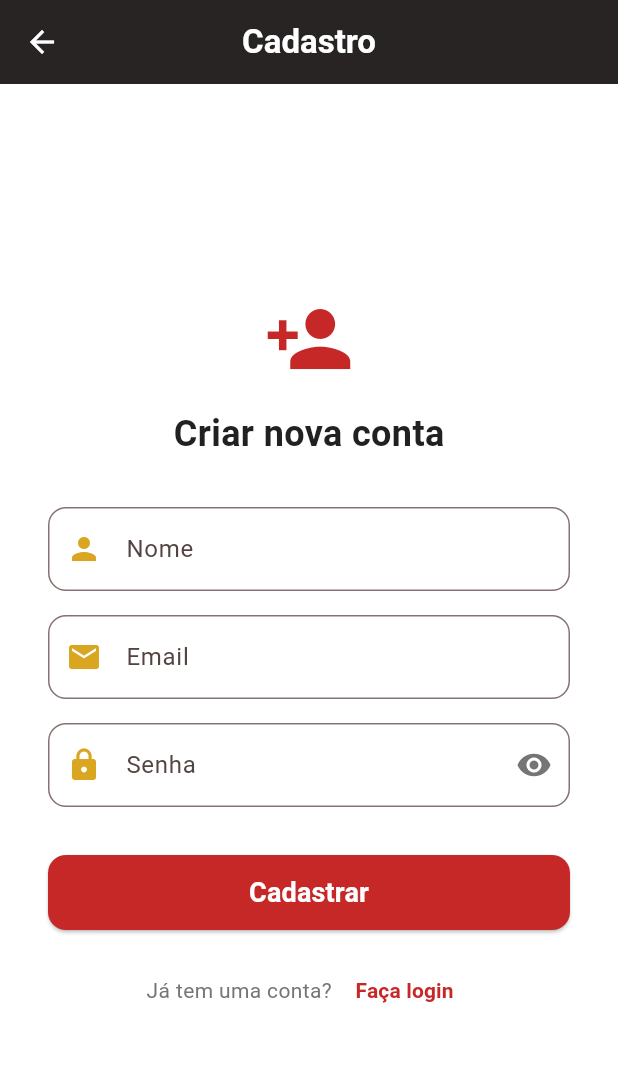
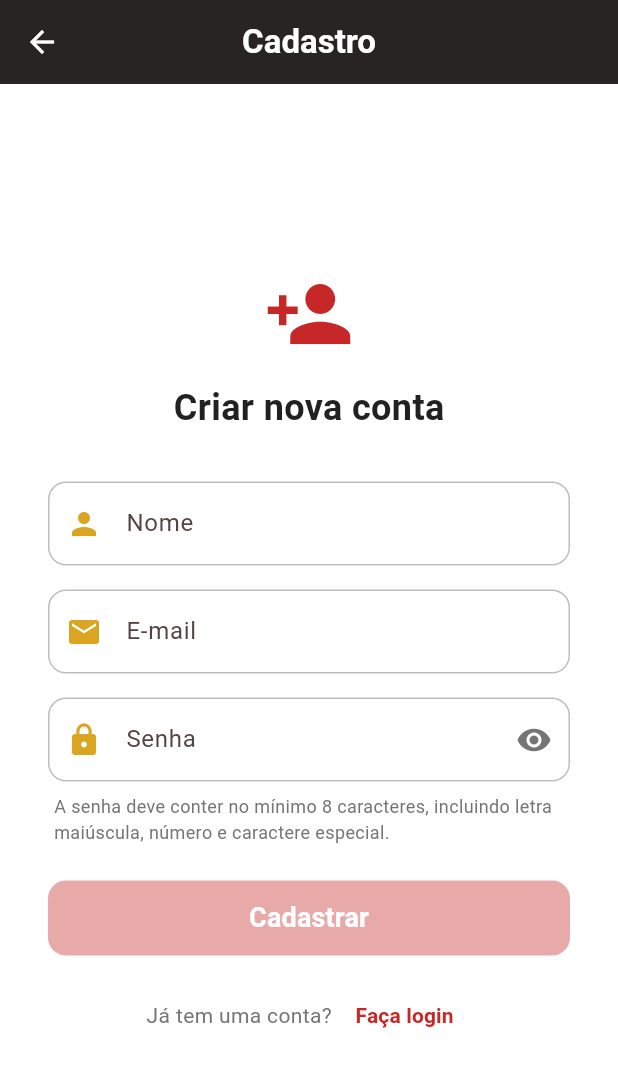
Before and after one commit to LucasGabrielSousaDaSilva/unireceitas, a Flutter app: the CadastroUsuarioScreen screen opened by its route, on a phone screen of 412 x 824 dp. Shown: the top 1067 px of the screen. Run offline on Flutter 3.47's test engine with Material 3 defaults, Android fonts, the phone set to English and light mode, and no system bars; our stand-ins replace connectivity_plus, google_generative_ai, image_picker, sqflite, sqflite_common_ffi, sqflite_common_ffi_web and 1 more; missing offline and left inert: googleapis; accounts and stored records are empty.

Commit message:
validações no cadastro de novo usuário

```diff
--- a/lib/screens/cadastro_usuario_screen.dart
+++ b/lib/screens/cadastro_usuario_screen.dart
@@ -17,6 +17,19 @@ class _CadastroUsuarioScreenState extends State<CadastroUsuarioScreen> {
   final _emailController = TextEditingController();
   final _senhaController = TextEditingController();
   bool _senhaVisivel = false;
+  bool _carregando = false;
+
+  String? _erroNome;
+  String? _erroEmail;
+  String? _erroSenha;
+
+  @override
+  void initState() {
+    super.initState();
+    _nomeController.addListener(_validarNomeTempoReal);
+    _emailController.addListener(_validarEmailTempoReal);
+    _senhaController.addListener(_validarSenhaTempoReal);
+  }
 
   @override
   void dispose() {
@@ -26,8 +39,79 @@ class _CadastroUsuarioScreenState extends State<CadastroUsuarioScreen> {
     super.dispose();
   }
 
+  String? _validarNome(String? valor) {
+    final v = (valor ?? '').trim();
+    if (v.isEmpty) {
+      return 'Informe o nome.';
+    }
+    if (v.length < 3) {
+      return 'O nome deve possuir pelo menos 3 caracteres.';
+    }
+    final apenasLetras = RegExp(r"^[A-Za-zÀ-ÿ\s'-]+$");
+    if (!apenasLetras.hasMatch(v)) {
+      return 'O nome deve conter apenas letras.';
+    }
+    return null;
+  }
+
+  String? _validarEmail(String? valor) {
+    final v = (valor ?? '').trim();
+    if (v.isEmpty) {
+      return 'Informe um e-mail válido.';
+    }
+    final regexEmail = RegExp(
+      r'^[a-zA-Z0-9._%+-]+@[a-zA-Z0-9.-]+\.[a-zA-Z]{2,}$',
+    );
+    if (!v.contains('@') || !regexEmail.hasMatch(v)) {
+      return 'Informe um e-mail válido.';
+    }
+    return null;
+  }
+
+  String? _validarSenha(String? valor) {
+    final v = valor ?? '';
+    if (v.isEmpty) {
+      return 'Informe a senha.';
+    }
+    final temMaiuscula = RegExp(r'[A-Z]').hasMatch(v);
+    final temNumero = RegExp(r'[0-9]').hasMatch(v);
+    final temEspecial = RegExp(r'[!@#\$%^&*(),.?":{}|<>_\-+=/\\\[\];`~]').hasMatch(v);
+    if (v.length < 8 || !temMaiuscula || !temNumero || !temEspecial) {
+      return 'A senha deve conter no mínimo 8 caracteres, incluindo letra maiúscula, número e caractere especial.';
+    }
+    return null;
+  }
+
+  void _validarNomeTempoReal() {
+    setState(() => _erroNome = _validarNome(_nomeController.text));
+  }
+
+  void _validarEmailTempoReal() {
+    setState(() => _erroEmail = _validarEmail(_emailController.text));
+  }
+
+  void _validarSenhaTempoReal() {
+    setState(() => _erroSenha = _validarSenha(_senhaController.text));
+  }
+
+  bool get _formularioValido {
+    return _validarNome(_nomeController.text) == null &&
+        _validarEmail(_emailController.text) == null &&
+        _validarSenha(_senhaController.text) == null;
+  }
+
   Future<void> _cadastrar() async {
-    if (_formKey.currentState!.validate()) {
+    setState(() {
+      _erroNome = _validarNome(_nomeController.text);
+      _erroEmail = _validarEmail(_emailController.text);
+      _erroSenha = _validarSenha(_senhaController.text);
+    });
+
+    if (!(_formKey.currentState?.validate() ?? false)) return;
+    if (!_formularioValido) return;
+
+    setState(() => _carregando = true);
+
     final authProvider = context.read<AuthProvider>();
     final erro = await authProvider.cadastrarUsuario(
       nome: _nomeController.text.trim(),
@@ -36,6 +120,8 @@ class _CadastroUsuarioScreenState extends State<CadastroUsuarioScreen> {
     );
 
     if (!mounted) return;
+    setState(() => _carregando = false);
+
     if (erro != null) {
       ScaffoldMessenger.of(context).showSnackBar(
         SnackBar(content: Text(erro), backgroundColor: AppColors.vermelho),
@@ -50,10 +136,50 @@ class _CadastroUsuarioScreenState extends State<CadastroUsuarioScreen> {
       Navigator.pop(context);
     }
   }
+
+  InputDecoration _decoracaoCampo({
+    required String label,
+    required IconData icone,
+    Widget? suffixIcon,
+    String? errorText,
+  }) {
+    return InputDecoration(
+      labelText: label,
+      prefixIcon: Icon(icone, color: AppColors.dourado),
+      suffixIcon: suffixIcon,
+      errorText: errorText,
+      errorMaxLines: 3,
+      border: OutlineInputBorder(
+        borderRadius: BorderRadius.circular(12),
+      ),
+      enabledBorder: OutlineInputBorder(
+        borderRadius: BorderRadius.circular(12),
+        borderSide: BorderSide(
+          color: errorText != null ? AppColors.vermelho : Colors.grey.shade400,
+        ),
+      ),
+      focusedBorder: OutlineInputBorder(
+        borderRadius: BorderRadius.circular(12),
+        borderSide: BorderSide(
+          color: errorText != null ? AppColors.vermelho : AppColors.dourado,
+          width: 2,
+        ),
+      ),
+      errorBorder: OutlineInputBorder(
+        borderRadius: BorderRadius.circular(12),
+        borderSide: const BorderSide(color: AppColors.vermelho, width: 1.5),
+      ),
+      focusedErrorBorder: OutlineInputBorder(
+        borderRadius: BorderRadius.circular(12),
+        borderSide: const BorderSide(color: AppColors.vermelho, width: 2),
+      ),
+    );
   }
 
   @override
   Widget build(BuildContext context) {
+    final podeCadastrar = _formularioValido && !_carregando;
+
     return Scaffold(
       backgroundColor: AppColors.branco,
       appBar: AppBar(
@@ -69,6 +195,7 @@ class _CadastroUsuarioScreenState extends State<CadastroUsuarioScreen> {
           padding: const EdgeInsets.all(32),
           child: Form(
             key: _formKey,
+            autovalidateMode: AutovalidateMode.onUserInteraction,
             child: Column(
               children: [
                 const Icon(
@@ -90,23 +217,14 @@ class _CadastroUsuarioScreenState extends State<CadastroUsuarioScreen> {
                 // Nome
                 TextFormField(
                   controller: _nomeController,
-                  decoration: InputDecoration(
-                    labelText: 'Nome',
-                    prefixIcon: const Icon(Icons.person, color: AppColors.dourado),
-                    border: OutlineInputBorder(
-                      borderRadius: BorderRadius.circular(12),
+                  textInputAction: TextInputAction.next,
+                  textCapitalization: TextCapitalization.words,
+                  decoration: _decoracaoCampo(
+                    label: 'Nome',
+                    icone: Icons.person,
+                    errorText: _erroNome,
                   ),
-                    focusedBorder: OutlineInputBorder(
-                      borderRadius: BorderRadius.circular(12),
-                      borderSide: const BorderSide(color: AppColors.dourado, width: 2),
-                    ),
-                  ),
-                  validator: (valor) {
-                    if (valor == null || valor.trim().isEmpty) {
-                      return 'Informe o nome';
-                    }
-                    return null;
-                  },
+                  validator: _validarNome,
                 ),
                 const SizedBox(height: 16),
 
@@ -114,23 +232,13 @@ class _CadastroUsuarioScreenState extends State<CadastroUsuarioScreen> {
                 TextFormField(
                   controller: _emailController,
                   keyboardType: TextInputType.emailAddress,
-                  decoration: InputDecoration(
-                    labelText: 'Email',
-                    prefixIcon: const Icon(Icons.email, color: AppColors.dourado),
-                    border: OutlineInputBorder(
-                      borderRadius: BorderRadius.circular(12),
+                  textInputAction: TextInputAction.next,
+                  decoration: _decoracaoCampo(
+                    label: 'E-mail',
+                    icone: Icons.email,
+                    errorText: _erroEmail,
                   ),
-                    focusedBorder: OutlineInputBorder(
-                      borderRadius: BorderRadius.circular(12),
-                      borderSide: const BorderSide(color: AppColors.dourado, width: 2),
-                    ),
-                  ),
-                  validator: (valor) {
-                    if (valor == null || valor.trim().isEmpty) {
-                      return 'Informe o email';
-                    }
-                    return null;
-                  },
+                  validator: _validarEmail,
                 ),
                 const SizedBox(height: 16),
 
@@ -138,9 +246,11 @@ class _CadastroUsuarioScreenState extends State<CadastroUsuarioScreen> {
                 TextFormField(
                   controller: _senhaController,
                   obscureText: !_senhaVisivel,
-                  decoration: InputDecoration(
-                    labelText: 'Senha',
-                    prefixIcon: const Icon(Icons.lock, color: AppColors.dourado),
+                  textInputAction: TextInputAction.done,
+                  decoration: _decoracaoCampo(
+                    label: 'Senha',
+                    icone: Icons.lock,
+                    errorText: _erroSenha,
                     suffixIcon: IconButton(
                       icon: Icon(
                         _senhaVisivel ? Icons.visibility_off : Icons.visibility,
@@ -150,39 +260,45 @@ class _CadastroUsuarioScreenState extends State<CadastroUsuarioScreen> {
                         setState(() => _senhaVisivel = !_senhaVisivel);
                       },
                     ),
-                    border: OutlineInputBorder(
-                      borderRadius: BorderRadius.circular(12),
                   ),
-                    focusedBorder: OutlineInputBorder(
-                      borderRadius: BorderRadius.circular(12),
-                      borderSide: const BorderSide(color: AppColors.dourado, width: 2),
+                  validator: _validarSenha,
+                ),
+                const SizedBox(height: 8),
+                const Align(
+                  alignment: Alignment.centerLeft,
+                  child: Padding(
+                    padding: EdgeInsets.symmetric(horizontal: 4),
+                    child: Text(
+                      'A senha deve conter no mínimo 8 caracteres, incluindo letra maiúscula, número e caractere especial.',
+                      style: TextStyle(fontSize: 12, color: AppColors.cinza),
                     ),
                   ),
-                  validator: (valor) {
-                    if (valor == null || valor.isEmpty) {
-                      return 'Informe a senha';
-                    }
-                    if (valor.length < 6) {
-                      return 'A senha deve ter pelo menos 6 caracteres';
-                    }
-                    return null;
-                  },
                 ),
-                const SizedBox(height: 32),
+                const SizedBox(height: 24),
 
                 // Botão Cadastrar
                 SizedBox(
                   width: double.infinity,
                   height: 50,
                   child: ElevatedButton(
-                    onPressed: _cadastrar,
+                    onPressed: podeCadastrar ? _cadastrar : null,
                     style: ElevatedButton.styleFrom(
                       backgroundColor: AppColors.vermelho,
+                      disabledBackgroundColor: AppColors.vermelho.withValues(alpha: 0.4),
                       shape: RoundedRectangleBorder(
                         borderRadius: BorderRadius.circular(12),
                       ),
                     ),
-                    child: const Text(
+                    child: _carregando
+                        ? const SizedBox(
+                            height: 22,
+                            width: 22,
+                            child: CircularProgressIndicator(
+                              color: AppColors.branco,
+                              strokeWidth: 2.5,
+                            ),
+                          )
+                        : const Text(
                             'Cadastrar',
                             style: TextStyle(
                               fontSize: 18,
```
Lines whose indentation alone changed are shown as unchanged.
